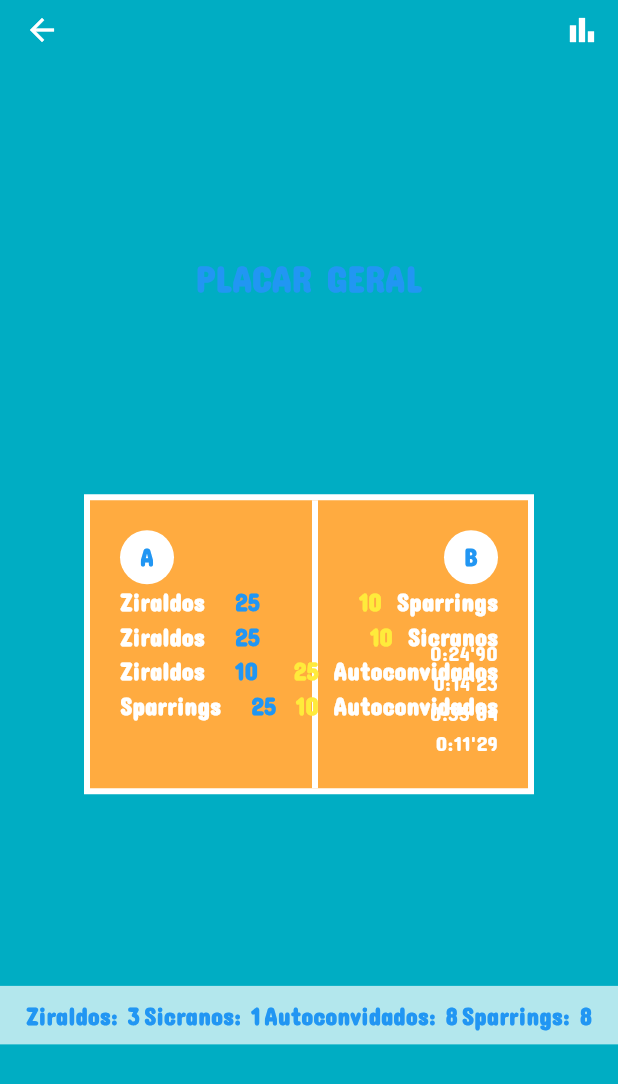
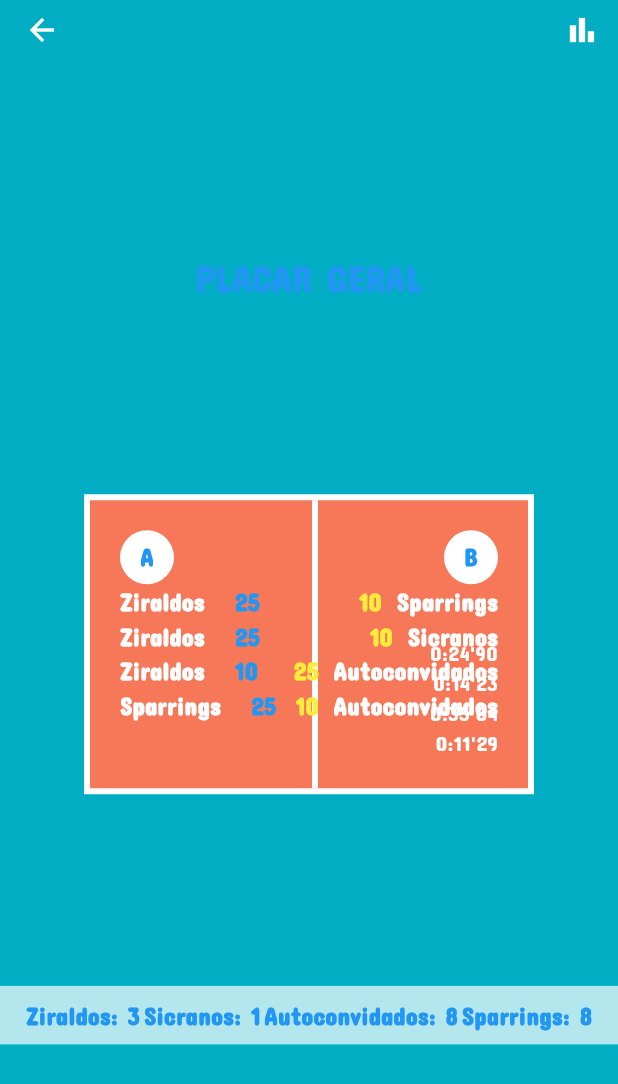
Before and after one commit to PL251431/App-Volley, a Flutter app: the FourthScreen screen opened directly, on a phone screen of 412 x 824 dp. Shown: the top 1084 px of the screen. Run offline on Flutter 3.47's test engine with Material 3 defaults, Android fonts, the phone set to English and light mode, and no system bars.

Commit message:
Ajustando cor da quadra

```diff
--- a/lib/screens/fourth_screen.dart
+++ b/lib/screens/fourth_screen.dart
@@ -39,7 +39,7 @@ class FourthScreen extends StatelessWidget {
               width: 300,
               height: 200,
               decoration: BoxDecoration(
-                color: Colors.orangeAccent, // Fundo laranja
+                color: const Color(0xffF77859), // Fundo laranja
                 border: Border.all(color: Colors.white, width: 4),
               ),
               child: Stack(
```
